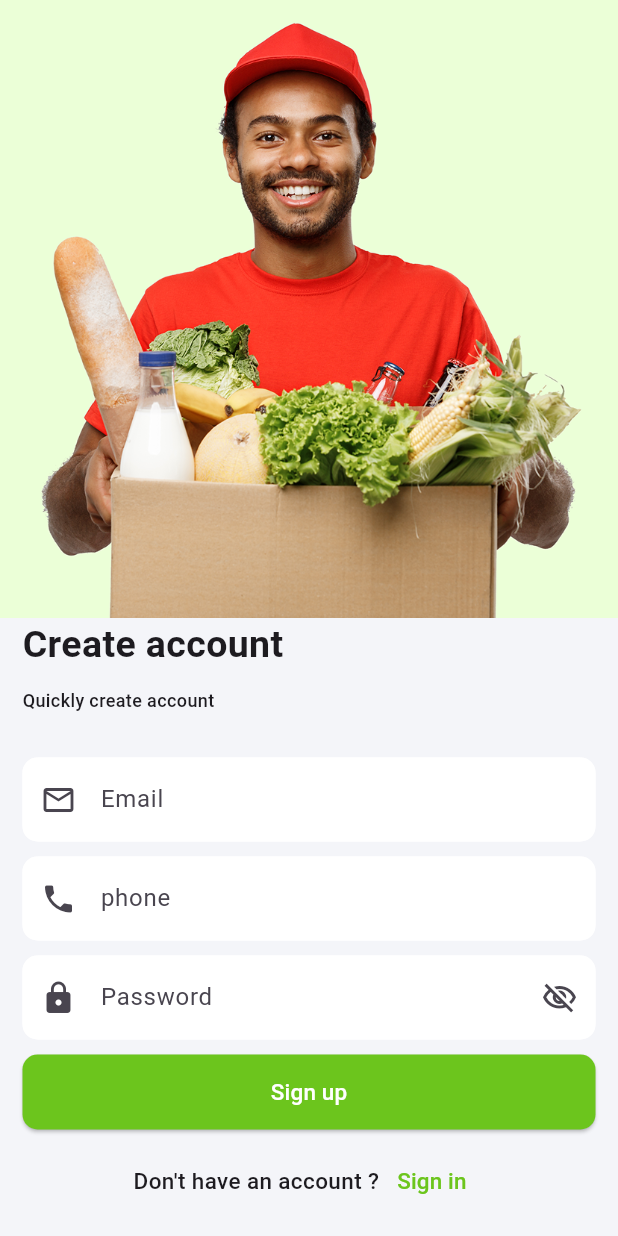
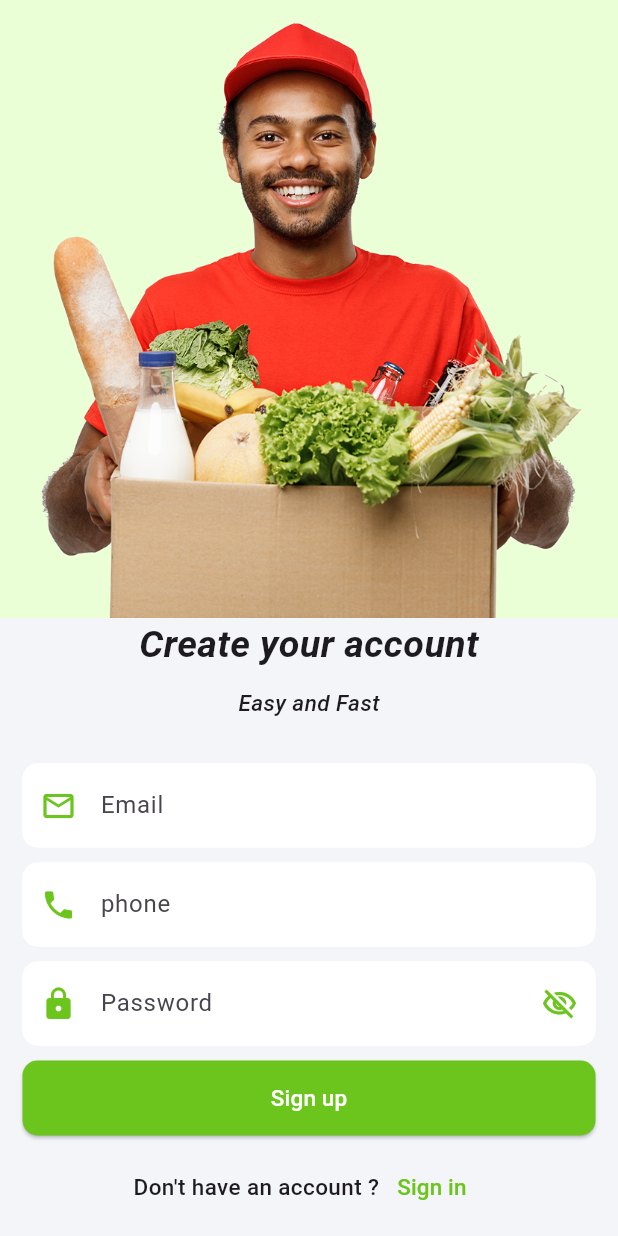
Before and after one commit to m7md3bbas/Grocery, a Flutter app: the SignIn screen opened by its route, after a tap on "Sign up", after a tap on "Sign Up", on a phone screen of 412 x 824 dp. Run offline on Flutter 3.47's test engine with Material 3 defaults, Android fonts, the phone set to English and light mode, and no system bars; our stand-ins replace cached_network_image, carousel_slider, dio, equatable, flutter_dotenv, flutter_svg and 9 more; accounts and stored records are empty.

Commit message:
change icon of app

```diff
--- /dev/null
+++ b/lib/core/widgets/dismisskeyboard.dart
@@ -0,0 +1,16 @@
+import 'package:flutter/material.dart';
+
+class KeyboardDismissOnTap extends StatelessWidget {
+  final Widget child;
+
+  const KeyboardDismissOnTap({super.key, required this.child});
+
+  @override
+  Widget build(BuildContext context) {
+    return GestureDetector(
+      behavior: HitTestBehavior.opaque,
+      onTap: () => FocusScope.of(context).unfocus(),
+      child: child,
+    );
+  }
+}
--- a/lib/features/auth/view/auth_login.dart
+++ b/lib/features/auth/view/auth_login.dart
@@ -2,6 +2,7 @@ import 'package:flutter/material.dart';
 import 'package:flutter/services.dart';
 import 'package:groceryapp/core/constants/images.dart';
 import 'package:groceryapp/core/styles/app_color_styles.dart';
+import 'package:groceryapp/core/widgets/dismissKeyboard.dart';
 import 'package:groceryapp/features/auth/view/widget/sgin_in_section.dart';
 
 class SignIn extends StatelessWidget {
@@ -9,7 +10,8 @@ class SignIn extends StatelessWidget {
 
   @override
   Widget build(BuildContext context) {
-    return Scaffold(
+    return KeyboardDismissOnTap(
+      child: Scaffold(
         extendBodyBehindAppBar: true,
         backgroundColor: AppColors.backgroundLight,
         appBar: AppBar(
@@ -31,6 +33,7 @@ class SignIn extends StatelessWidget {
             ],
           ),
         ),
+      ),
     );
   }
 }
--- a/lib/features/auth/view/auth_register.dart
+++ b/lib/features/auth/view/auth_register.dart
@@ -2,6 +2,7 @@ import 'package:flutter/material.dart';
 import 'package:flutter/services.dart';
 import 'package:groceryapp/core/constants/images.dart';
 import 'package:groceryapp/core/styles/app_color_styles.dart';
+import 'package:groceryapp/core/widgets/dismissKeyboard.dart';
 import 'package:groceryapp/features/auth/view/widget/sgin_up_section.dart';
 
 class SignUp extends StatelessWidget {
@@ -9,7 +10,8 @@ class SignUp extends StatelessWidget {
 
   @override
   Widget build(BuildContext context) {
-    return Scaffold(
+    return KeyboardDismissOnTap(
+      child: Scaffold(
         extendBodyBehindAppBar: true,
         backgroundColor: AppColors.backgroundLight,
         appBar: AppBar(
@@ -31,6 +33,7 @@ class SignUp extends StatelessWidget {
             ],
           ),
         ),
+      ),
     );
   }
 }
--- a/lib/features/auth/view/widget/custom_card_auth.dart
+++ b/lib/features/auth/view/widget/custom_card_auth.dart
@@ -8,12 +8,14 @@ class CustomCardAuth extends StatelessWidget {
     required this.icon,
     required this.color,
     required this.onTap,
+    required this.iconColor,
   });
 
   final String title;
   final IconData icon;
   final Color color;
   final VoidCallback onTap;
+  final Color iconColor;
   @override
   Widget build(BuildContext context) {
     return GestureDetector(
@@ -27,7 +29,7 @@ class CustomCardAuth extends StatelessWidget {
         child: Row(
           mainAxisAlignment: MainAxisAlignment.spaceEvenly,
           children: [
-            Icon(icon),
+            Icon(icon, color: iconColor),
             Text(title, style: AppStyles.textMedium15),
           ],
         ),
--- a/lib/features/auth/view/widget/sgin_in_section.dart
+++ b/lib/features/auth/view/widget/sgin_in_section.dart
@@ -34,23 +34,36 @@ class _SginInSectionState extends State<SginInSection> {
           key: formKey,
           child: Column(
             spacing: 10,
-            crossAxisAlignment: CrossAxisAlignment.start,
+            crossAxisAlignment: CrossAxisAlignment.center,
             children: [
-              Text("Welcome back !", style: AppStyles.textBold25),
-              Text("Sign in to your account", style: AppStyles.textMedium12),
+              Text(
+                "Welcome back !",
+                style: AppStyles.textBold25.copyWith(
+                  fontStyle: FontStyle.italic,
+                ),
+              ),
+              Text(
+                "Sign in to your account",
+                style: AppStyles.textMedium15.copyWith(
+                  fontStyle: FontStyle.italic,
+                ),
+              ),
               const SizedBox(height: 10),
               CustomTextFormField(
                 validator: (value) => AuthValidation.validateEmail(value),
                 textInputType: TextInputType.emailAddress,
                 controller: email,
                 hintText: "Email",
-                prefixIcon: Icon(Icons.email_outlined),
+                prefixIcon: Icon(
+                  Icons.email_outlined,
+                  color: AppColors.primary,
+                ),
               ),
 
               CustomTextFormField(
                 validator: (value) => AuthValidation.validatePassword(value),
                 textInputType: TextInputType.visiblePassword,
-                prefixIcon: Icon(Icons.lock),
+                prefixIcon: Icon(Icons.lock, color: AppColors.primary),
                 controller: password,
                 hintText: "Password",
                 isObsecure: viewModel.isHidden,
@@ -60,10 +73,19 @@ class _SginInSectionState extends State<SginInSection> {
                     viewModel.isHidden
                         ? Icons.visibility_off_outlined
                         : Icons.visibility,
+                    color: AppColors.primary,
                   ),
                 ),
               ),
-              CustomRememberMe(),
+              TextButton(
+                onPressed: () {},
+                child: Text(
+                  "Forgot Password?",
+                  style: AppStyles.textMedium15.copyWith(
+                    color: AppColors.primary,
+                  ),
+                ),
+              ),
               ElevatedButton(
                 style: ElevatedButton.styleFrom(
                   minimumSize: const Size.fromHeight(50),
--- a/lib/features/auth/view/widget/sgin_up_section.dart
+++ b/lib/features/auth/view/widget/sgin_up_section.dart
@@ -33,29 +33,42 @@ class _SginUpSectionState extends State<SginUpSection> {
           key: formKey,
           child: Column(
             spacing: 10,
-            crossAxisAlignment: CrossAxisAlignment.start,
+            crossAxisAlignment: CrossAxisAlignment.center,
             children: [
-              Text("Create account", style: AppStyles.textBold25),
-              Text("Quickly create account", style: AppStyles.textMedium12),
+              Text(
+                "Create your account",
+                style: AppStyles.textBold25.copyWith(
+                  fontStyle: FontStyle.italic,
+                ),
+              ),
+              Text(
+                "Easy and Fast",
+                style: AppStyles.textMedium15.copyWith(
+                  fontStyle: FontStyle.italic,
+                ),
+              ),
               const SizedBox(height: 10),
               CustomTextFormField(
                 textInputType: TextInputType.emailAddress,
                 controller: email,
                 hintText: "Email",
                 validator: (value) => AuthValidation.validateEmail(value),
-                prefixIcon: Icon(Icons.email_outlined),
+                prefixIcon: Icon(
+                  Icons.email_outlined,
+                  color: AppColors.primary,
+                ),
               ),
               CustomTextFormField(
                 validator: (value) => AuthValidation.validatePhone(value),
                 textInputType: TextInputType.phone,
                 controller: phone,
                 hintText: "phone",
-                prefixIcon: Icon(Icons.phone),
+                prefixIcon: Icon(Icons.phone, color: AppColors.primary),
               ),
               CustomTextFormField(
                 validator: (value) => AuthValidation.validatePassword(value),
                 textInputType: TextInputType.visiblePassword,
-                prefixIcon: Icon(Icons.lock),
+                prefixIcon: Icon(Icons.lock, color: AppColors.primary),
                 controller: password,
                 hintText: "Password",
                 isObsecure: viewModel.isHidden,
@@ -64,6 +77,7 @@ class _SginUpSectionState extends State<SginUpSection> {
                   icon: viewModel.isHidden
                       ? Icon(Icons.visibility_off_outlined)
                       : Icon(Icons.visibility),
+                  color: AppColors.primary,
                 ),
               ),
 
--- a/pubspec.yaml
+++ b/pubspec.yaml
@@ -47,6 +47,7 @@ dependencies:
   shared_preferences: ^2.5.3
   supabase_flutter: ^2.9.1
   google_sign_in: ^6.3.0
+  flutter_launcher_icons: ^0.14.4
 
 dev_dependencies:
   flutter_lints: ^5.0.0
@@ -67,6 +68,7 @@ flutter:
     - assets/images/onboarding/
     - assets/images/auth/
     - assets/images/home/
+    - assets/images/iconluncher/
     - .env
   # An image asset can refer to one or more resolution-specific "variants", see
   # https://flutter.dev/to/resolution-aware-images
```
Also changed, not shown: flutter_launcher_icons.yaml (added, +34 -0 lines), lib/features/auth/view/widget/welcome_section.dart (+7 -4 lines), assets/images/iconluncher/box.png (added), pubspec.lock, 29 other files. Lines whose indentation alone changed are shown as unchanged.
